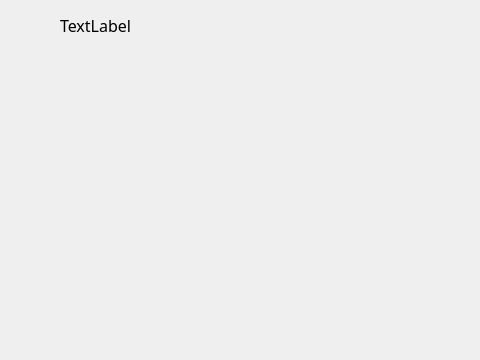
This is submenu.ui in ives560/InverterController as Qt 5 draws it before an edit; both pictures show x 0 to 480 and y 0 to 360 of the 800 by 360 pixel window. The edited form follows.
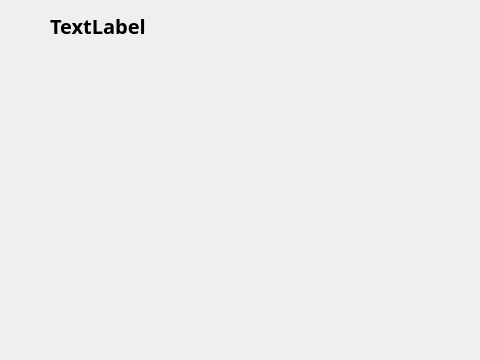
This is the edited form. Icons and pictures are not drawn.

Diff of the .ui file:
```diff
--- a/submenu.ui
+++ b/submenu.ui
@@ -37,7 +37,7 @@
     <rect>
      <x>0</x>
      <y>0</y>
-     <width>230</width>
+     <width>221</width>
      <height>50</height>
     </rect>
    </property>
@@ -81,16 +81,18 @@
    <widget class="QLabel" name="label_title">
     <property name="geometry">
      <rect>
-      <x>60</x>
+      <x>50</x>
       <y>10</y>
-      <width>150</width>
+      <width>161</width>
       <height>31</height>
      </rect>
     </property>
     <property name="font">
      <font>
       <family>AR PL UKai CN</family>
-      <pointsize>12</pointsize>
+      <pointsize>15</pointsize>
+      <weight>75</weight>
+      <bold>true</bold>
      </font>
     </property>
     <property name="text">
```
Left out of the diff: 3 changed lines with no effect on the pictures.
